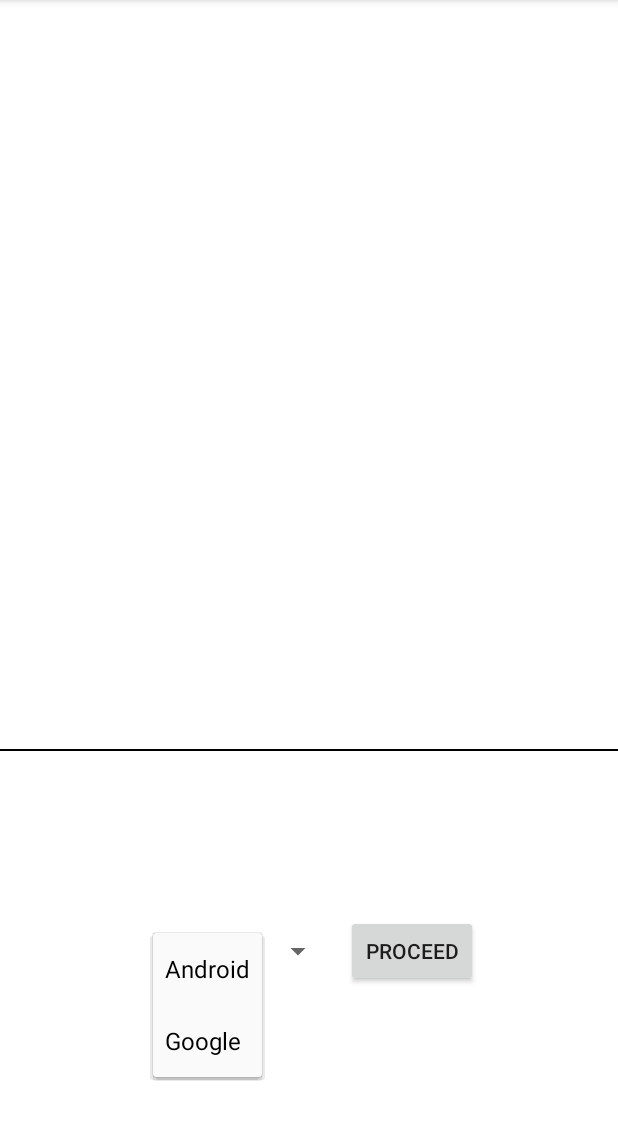
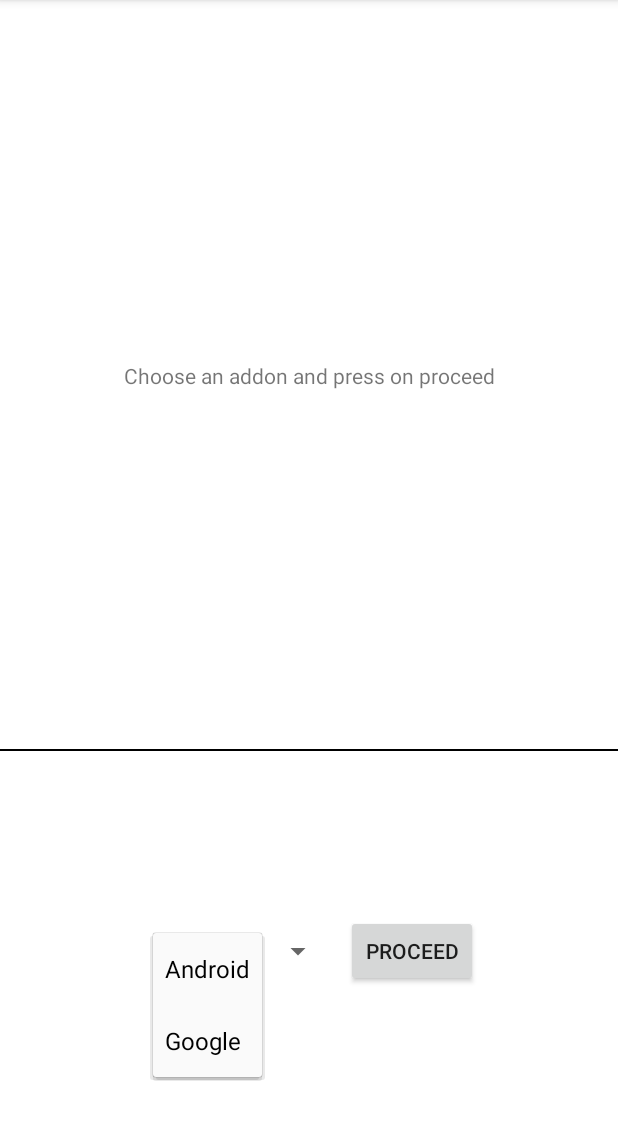
Before and after one commit to chattylabs/conversational-flow, an Android app: the screen it shows after launch (BuildFromJsonActivity), after a tap on "Android", on a phone screen of 412 x 824 dp, the part 84-1224 px from its top. Run offline under Robolectric (Android 15) with nearby library versions, the phone set to English and light mode, and no system bars; our stand-ins replace Dagger/Hilt's generated code; 6 statements that could not run were skipped.

Commit message:
[demo-bug] Fixed empty View for Json demo.

```diff
--- a/app/src/main/java/com/chattylabs/demo/voice/BuildFromJsonActivity.java
+++ b/app/src/main/java/com/chattylabs/demo/voice/BuildFromJsonActivity.java
@@ -2,7 +2,9 @@
 
 import android.annotation.SuppressLint;
 import android.os.Bundle;
+import android.support.constraint.ConstraintLayout;
 import android.view.Gravity;
+import android.view.ViewGroup;
 import android.widget.AbsListView;
 import android.widget.ArrayAdapter;
 import android.widget.Button;
@@ -40,6 +42,7 @@
     }
 
     private void initViews() {
+        ViewGroup root = findViewById(R.id.root);
         Button proceed = findViewById(R.id.proceed);
         proceed.setOnClickListener(v -> {
             loadConversation();
@@ -50,13 +53,8 @@
                 R.id.conversation_item_text,
                 new ArrayList<>());
         listViewAdapter.setNotifyOnChange(true);
-        TextView emptyView = new TextView(this);
-        emptyView.setText("Choose an addon and press on proceed");
-        emptyView.setLayoutParams(new AbsListView.LayoutParams(
-                AbsListView.LayoutParams.WRAP_CONTENT,
-                AbsListView.LayoutParams.WRAP_CONTENT, Gravity.CENTER));
+        conversationListView.setEmptyView(findViewById(R.id.empty_text));
         conversationListView.setAdapter(listViewAdapter);
-        conversationListView.setEmptyView(emptyView);
     }
 
     @SuppressLint("MissingPermission")
--- a/app/src/main/res/layout/activity_build_from_json.xml
+++ b/app/src/main/res/layout/activity_build_from_json.xml
@@ -15,6 +15,16 @@
         android:layout_height="wrap_content"
         android:orientation="horizontal"
         app:layout_constraintGuide_percent="0.65" />
+
+    <TextView
+        android:id="@+id/empty_text"
+        android:layout_width="wrap_content"
+        android:layout_height="wrap_content"
+        android:text="Choose an addon and press on proceed"
+        app:layout_constraintBottom_toBottomOf="@+id/conversation"
+        app:layout_constraintStart_toStartOf="@+id/conversation"
+        app:layout_constraintEnd_toEndOf="@+id/conversation"
+        app:layout_constraintTop_toTopOf="@+id/conversation" />
 
     <ListView
         android:id="@+id/conversation"
@@ -36,9 +46,9 @@
         android:layout_width="match_parent"
         android:layout_height="1dp"
         android:background="@android:color/black"
-        app:layout_constraintTop_toTopOf="@+id/guideline"
         app:layout_constraintEnd_toEndOf="parent"
-        app:layout_constraintStart_toStartOf="parent"/>
+        app:layout_constraintStart_toStartOf="parent"
+        app:layout_constraintTop_toTopOf="@+id/guideline" />
 
     <Spinner
         android:id="@+id/addon"
```
